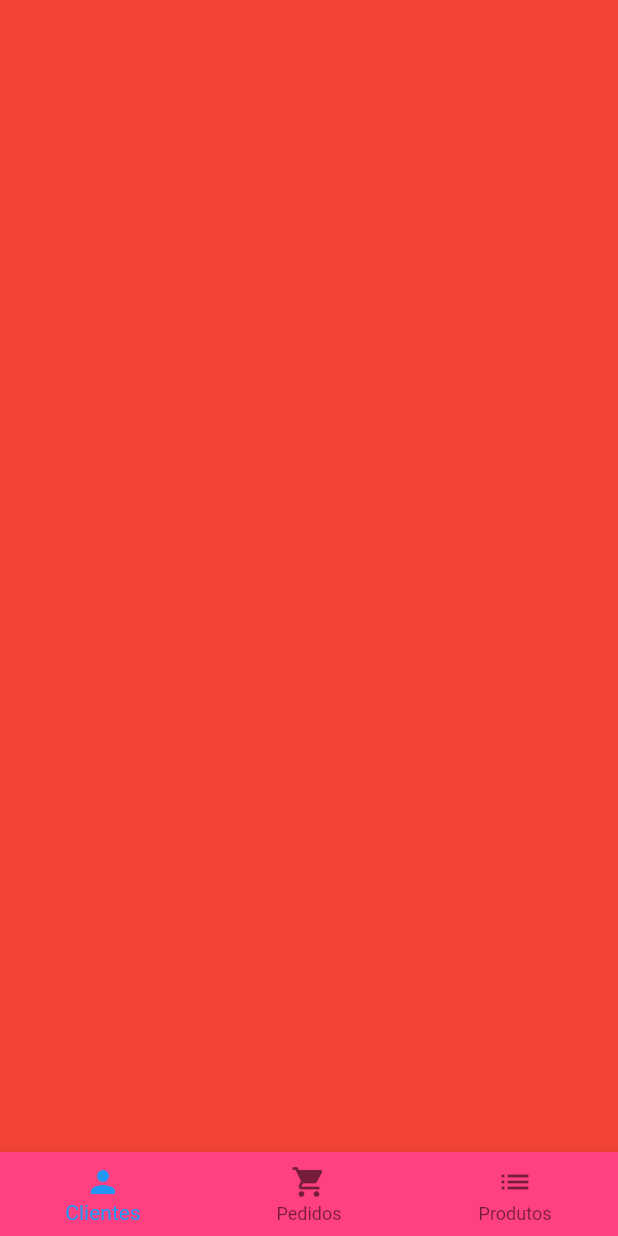
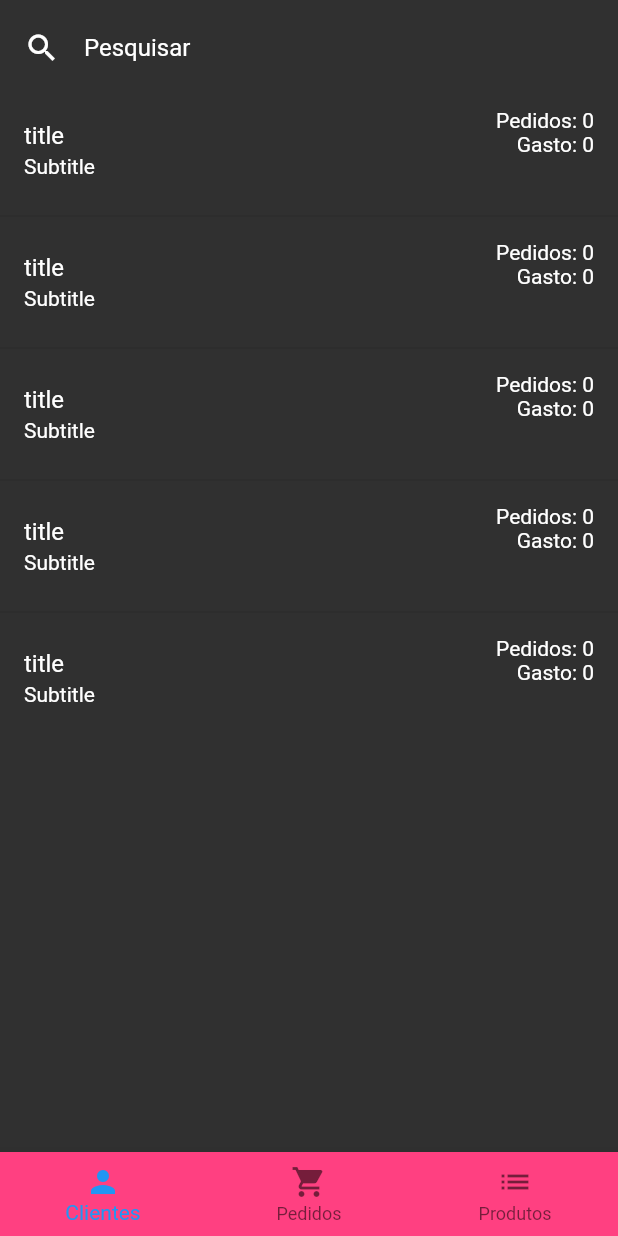
Before and after one commit to brenomacedo/flutter-store-manager, a Flutter app: the screen it shows after launch, on a phone screen of 412 x 824 dp. Run offline on Flutter 3.47's test engine with Material 2 defaults, Android fonts, the phone set to English and light mode, and no system bars; our stand-ins replace cloud_firestore, firebase_auth, firebase_core, rxdart; missing offline and left inert: bloc_pattern; accounts and stored records are empty.

Commit message:
userTile

```diff
--- a/lib/home/home_screen.dart
+++ b/lib/home/home_screen.dart
@@ -1,4 +1,5 @@
 import 'package:flutter/material.dart';
+import 'package:loja/tabs/users_tab.dart';
 
 class HomeScreen extends StatefulWidget {
   @override
@@ -56,7 +57,8 @@ class _HomeScreenState extends State<HomeScreen> {
           currentIndex: _page,
         ),
       ),
-      body: PageView(
+      body: SafeArea(
+        child: PageView(
           onPageChanged: (p) {
             setState(() {
               _page = p;
@@ -64,11 +66,12 @@ class _HomeScreenState extends State<HomeScreen> {
           },
           controller: _pageController,
           children: [
-          Container(color: Colors.red),
+            UsersTab(),
             Container(color: Colors.yellow),
             Container(color: Colors.blue)
           ],
         ),
+      )
     );
   }
 }
--- /dev/null
+++ b/lib/tabs/users_tab.dart
@@ -0,0 +1,37 @@
+import 'package:flutter/material.dart';
+import 'package:loja/widgets/user_tile.dart';
+
+class UsersTab extends StatelessWidget {
+  @override
+  Widget build(BuildContext context) {
+    return Column(
+      children: [
+        Padding(
+          padding: EdgeInsets.symmetric(horizontal: 16, vertical: 8),
+          child: TextField(
+            style: TextStyle(color: Colors.white),
+            decoration: InputDecoration(
+              hintText: 'Pesquisar',
+              hintStyle: TextStyle(
+                color: Colors.white
+              ),
+              icon: Icon(Icons.search, color: Colors.white),
+              border: InputBorder.none
+            ),
+          ),
+        ),
+        Expanded(
+          child: ListView.separated(
+            itemBuilder: (context, index) {
+              return UserTile();
+            },
+            separatorBuilder: (context, index) {
+              return Divider();
+            },
+            itemCount: 5
+          ),
+        )
+      ],
+    );
+  }
+}
--- /dev/null
+++ b/lib/widgets/user_tile.dart
@@ -0,0 +1,18 @@
+import 'package:flutter/material.dart';
+
+class UserTile extends StatelessWidget {
+  @override
+  Widget build(BuildContext context) {
+    return ListTile(
+      title: Text('title', style: TextStyle(color: Colors.white)),
+      subtitle: Text('Subtitle', style: TextStyle(color: Colors.white)),
+      trailing: Column(
+        crossAxisAlignment: CrossAxisAlignment.end,
+        children: [
+          Text('Pedidos: 0', style: TextStyle(color: Colors.white)),
+          Text('Gasto: 0', style: TextStyle(color: Colors.white))
+        ],
+      ),
+    );
+  }
+}
```
Lines whose indentation alone changed are shown as unchanged.
